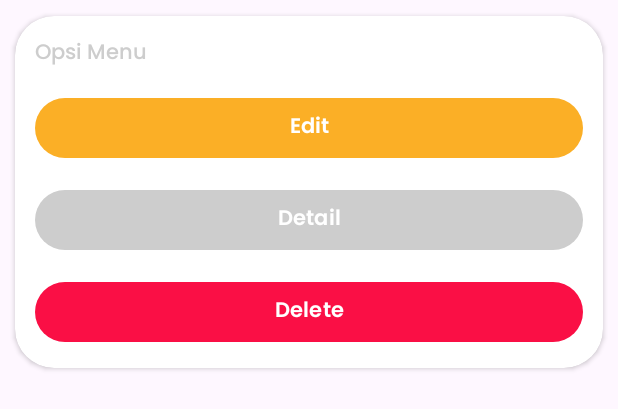
After one commit to KEVINGILBERTTODING/SipemeRoom-App, an Android app: the layout room_option_menu.xml on its own in the app's theme, with its tools: preview values and no code run, on a phone screen of 412 x 824 dp. The commit adds this screen. Shown: the top 409 px of the screen. Run offline under Robolectric (Android 15) with nearby library versions, the phone set to English and light mode, and no system bars.

Commit message:
added delete ruangan

```diff
--- /dev/null
+++ b/app/src/main/res/layout/room_option_menu.xml
@@ -0,0 +1,58 @@
+<?xml version="1.0" encoding="utf-8"?>
+<RelativeLayout xmlns:android="http://schemas.android.com/apk/res/android"
+    android:layout_width="match_parent"
+    android:layout_height="wrap_content"
+    xmlns:app="http://schemas.android.com/apk/res-auto">
+
+    <androidx.cardview.widget.CardView
+        android:layout_width="match_parent"
+        app:cardUseCompatPadding="true"
+        app:contentPadding="@dimen/_10sdp"
+        app:cardCornerRadius="@dimen/_20sdp"
+        android:layout_height="wrap_content">
+
+        <LinearLayout
+            android:layout_width="match_parent"
+            android:layout_height="wrap_content"
+            android:orientation="vertical">
+            <TextView
+                android:layout_width="wrap_content"
+                android:layout_height="match_parent"
+                android:text="Opsi Menu"
+                android:fontFamily="@font/popmed"
+                android:textColor="@color/gray"
+                android:textSize="@dimen/_11sdp"/>
+
+            <com.google.android.material.button.MaterialButton
+                android:id="@+id/btnEdit"
+                android:layout_marginTop="@dimen/_10sdp"
+                android:layout_width="match_parent"
+                android:text="Edit"
+                android:fontFamily="@font/popsem"
+                android:layout_height="wrap_content"/>
+
+            <com.google.android.material.button.MaterialButton
+                android:id="@+id/btnDetail"
+                android:layout_marginTop="@dimen/_10sdp"
+                android:layout_width="match_parent"
+                android:text="Detail"
+                app:backgroundTint="@color/gray"
+                android:fontFamily="@font/popsem"
+                android:layout_height="wrap_content"/>
+
+            <com.google.android.material.button.MaterialButton
+                android:id="@+id/btnDelete"
+                android:layout_marginTop="@dimen/_10sdp"
+                android:layout_width="match_parent"
+                android:text="Delete"
+                app:backgroundTint="@color/red"
+                android:fontFamily="@font/popsem"
+                android:layout_height="wrap_content"/>
+
+
+
+
+        </LinearLayout>
+    </androidx.cardview.widget.CardView>
+
+</RelativeLayout>
```
Also changed, not shown: app/src/main/java/com/example/sipemroomapp/AdminAdapter/AdminRuanganAdapter.java (+70 -1 lines), app/src/main/java/com/example/sipemroomapp/util/AdminInterface.java (+8 -0 lines).
